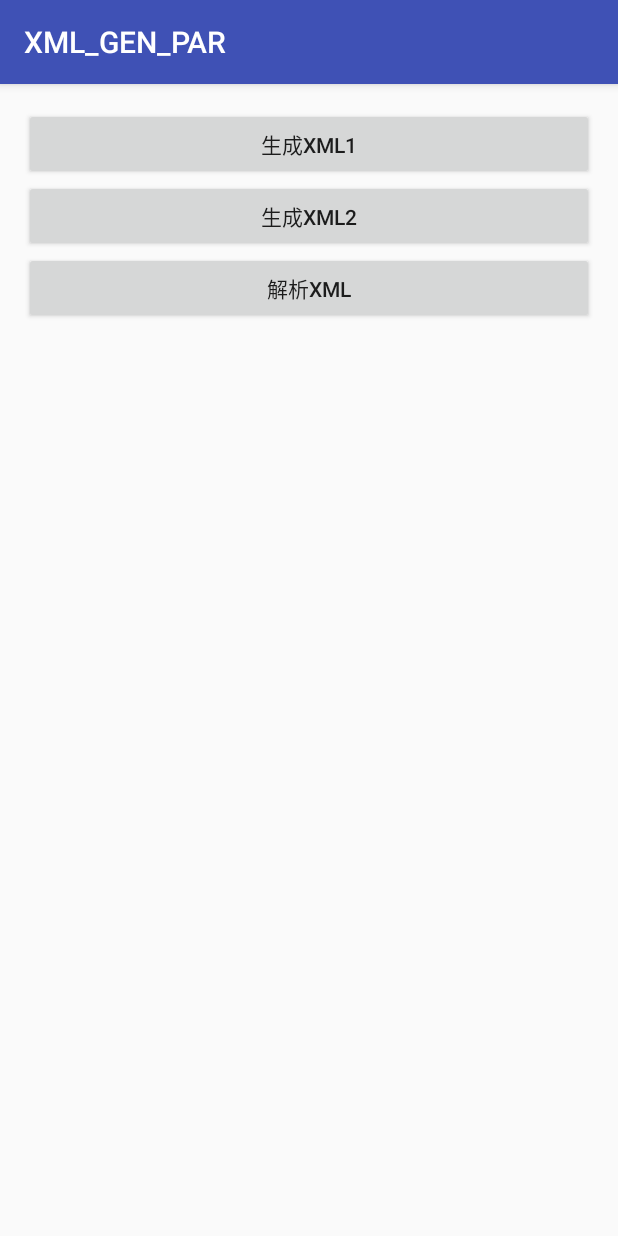
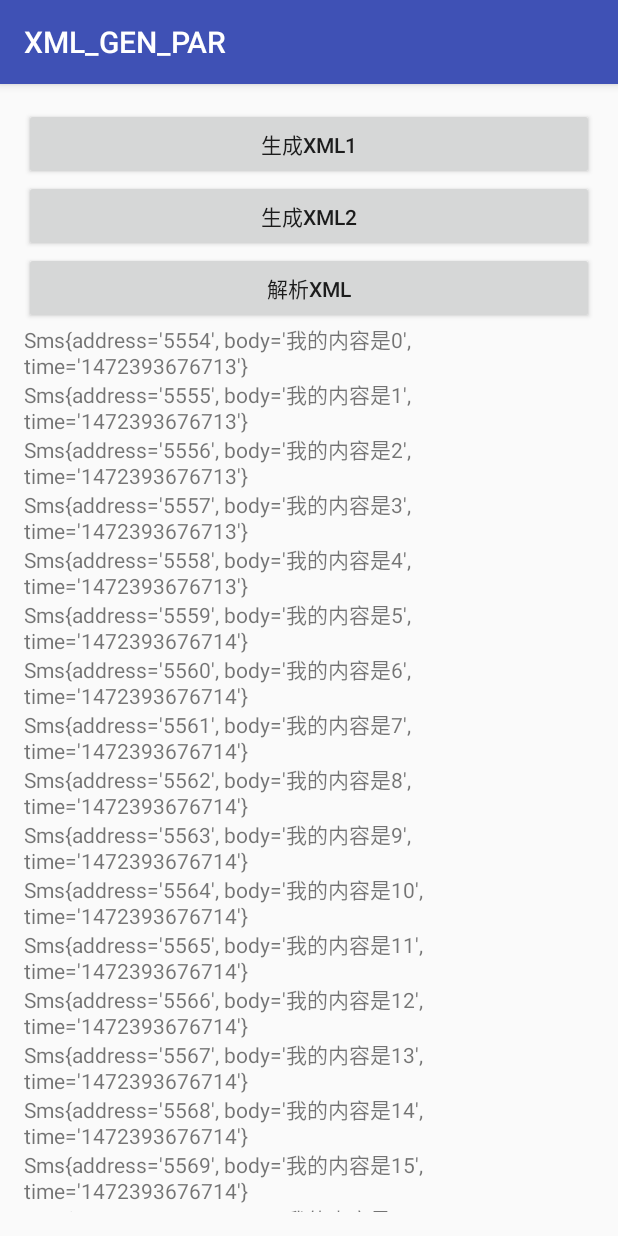
Before and after one commit to 11494032/XML, an Android app: the screen it shows after launch (MainActivity), after a tap on "解析XML", on a phone screen of 412 x 824 dp. Run offline under Robolectric (Android 15) with nearby library versions, the phone set to English and light mode, and no system bars.

```diff
--- a/app/src/main/java/com/example/administrator/xml_gen_par/MainActivity.java
+++ b/app/src/main/java/com/example/administrator/xml_gen_par/MainActivity.java
@@ -6,6 +6,7 @@ import android.support.v7.app.AppCompatActivity;
 import android.os.Bundle;
 import android.util.Xml;
 import android.view.View;
+import android.widget.TextView;
 
 import org.xmlpull.v1.XmlPullParser;
 import org.xmlpull.v1.XmlPullParserException;
@@ -16,10 +17,14 @@ import java.io.FileNotFoundException;
 import java.io.FileOutputStream;
 import java.io.IOException;
 import java.io.InputStream;
+import java.util.ArrayList;
 import java.util.Date;
+
+
 
 public class MainActivity extends AppCompatActivity {
 
+    private TextView ed_num;
     @Override
     protected void onCreate(Bundle savedInstanceState) {
         super.onCreate(savedInstanceState);
@@ -87,36 +92,66 @@ public class MainActivity extends AppCompatActivity {
 
     }
 
-  public void click3( View view)throws Exception
-  {
-
-      AssetManager assetManager =  getAssets();
+  public void click3( View view)throws Exception {
+      ArrayList<Sms> al = null;
+      Sms sms = null;
+      AssetManager assetManager = getAssets();
 
       InputStream fis = assetManager.open("info.xml");
-   //   XmlPullParser xpp = Xml.newPullParser();
+      XmlPullParser xpp = Xml.newPullParser();
 
-   //   xpp.setInput(fis,"utf-8");
+      xpp.setInput(fis, "utf-8");
 
-//      int eventType = xpp.next();
-//      while (eventType != XmlPullParser.END_DOCUMENT)
-//      {
-//          if(eventType == XmlPullParser.START_DOCUMENT) {
-//              System.out.println("Start document");
-//          } else if(eventType == XmlPullParser.START_TAG) {
-//              System.out.println("Start tag "+xpp.getName());
-//          } else if(eventType == XmlPullParser.END_TAG) {
-//              System.out.println("End tag "+xpp.getName());
-//          } else if(eventType == XmlPullParser.TEXT) {
-//              System.out.println("Text "+xpp.getText());
-//          }
-//      eventType = xpp.next();
-//     }
-   // System.out.println("End document");
+      int eventType = xpp.next();
+      while (eventType != XmlPullParser.END_DOCUMENT) {
+
+          if (eventType == XmlPullParser.START_TAG) {
+              String tagName = xpp.getName();
+              if ("smses".equals(tagName)) {
+                  al = new ArrayList<Sms>();
+              } else if ("sms".equals(tagName)) {
+                  sms = new Sms();
+              } else if ("address".equals(tagName)) {
+                  String name = xpp.nextText();
+                  System.out.println(name);
+                sms.setAddress(name);
+              } else if ("body".equals(tagName)) {
+                  String name = xpp.nextText();
+                  System.out.println(name);
+                 sms.setBody(name);
+              } else if ("time".equals(tagName)) {
+                  String name = xpp.nextText();
+                  System.out.println(name);
+                  sms.setTime(name);
+              }
+
+          } else if (eventType == XmlPullParser.END_TAG) {
+              String tagName = xpp.getName();
+              if("sms".equals(tagName) )
+                     al.add(sms);
+          }
+          eventType = xpp.next();
+      }
+   //   System.out.println("End document");
+
+      fis.close();
+      showSms(al);
+  }
+
+    private void showSms( ArrayList<Sms> smses)
+    {
+        StringBuilder sb = new StringBuilder();
+        for( Sms sms:smses)
+        {
+            sb.append( sms.toString()+"\n");
+        }
 
 
+        ed_num = (TextView) findViewById(R.id.tv_sms);
 
+        ed_num.setText(sb.toString());
+
+    }
 
 
 }
-
-}
--- /dev/null
+++ b/app/src/main/java/com/example/administrator/xml_gen_par/Sms.java
@@ -0,0 +1,43 @@
+package com.example.administrator.xml_gen_par;
+
+/**
+ * Created by Administrator on 2016/8/29.
+ */
+public class Sms {
+    private String address;
+    private String body;
+    private String time;
+
+    public String getTime() {
+        return time;
+    }
+
+    public void setTime(String time) {
+        this.time = time;
+    }
+
+    public String getAddress() {
+        return address;
+    }
+
+    public void setAddress(String address) {
+        this.address = address;
+    }
+
+    public String getBody() {
+        return body;
+    }
+
+    public void setBody(String body) {
+        this.body = body;
+    }
+
+    @Override
+    public String toString() {
+        return "Sms{" +
+                "address='" + address + '\'' +
+                ", body='" + body + '\'' +
+                ", time='" + time + '\'' +
+                '}';
+    }
+}
```
Also changed, not shown: app/src/main/assets/info.xml (added, +53 -0 lines).
